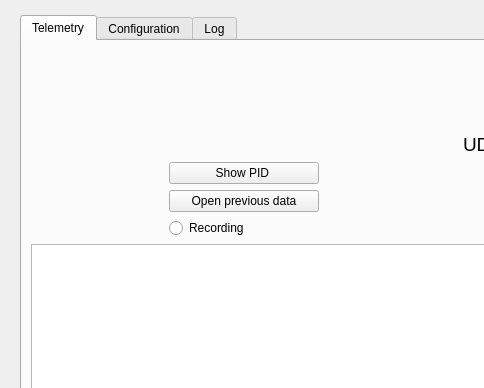
Before: the Qt Designer form main_window/ui/form.ui in CarletonURocketry/hybrid-engine-ui, drawn with Qt 5; both pictures show x 0 to 484 and y 0 to 388 of the 1320 by 892 pixel window.
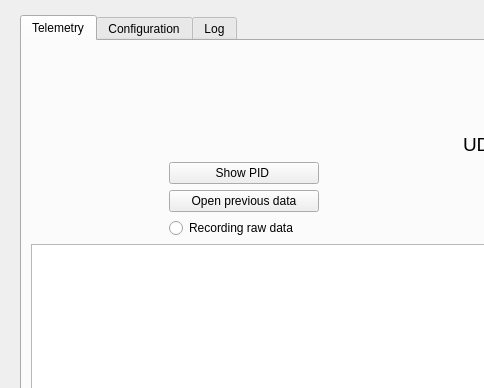
After: the same form once the commit is applied. Icons and pictures are not drawn. Custom widgets are drawn as their Qt base class.

Commit message: Clarify recording button label (#79)

```diff
--- a/main_window/ui/form.ui
+++ b/main_window/ui/form.ui
@@ -101,7 +101,7 @@
            <item>
             <widget class="QRadioButton" name="recordingToggleButton">
              <property name="text">
-              <string>Recording</string>
+              <string>Recording raw data</string>
              </property>
             </widget>
            </item>
```
The commit also changes 1 other file.
